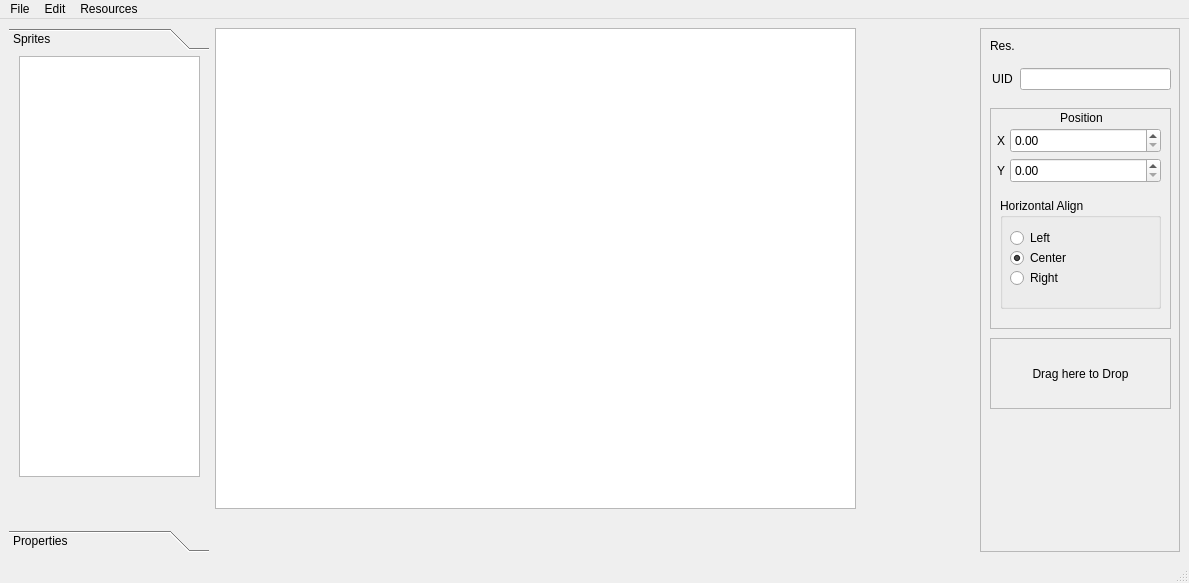
The window that designer.ui (Nepherhotep/terevaka-ui-builder) describes before a commit, drawn with Qt 5.
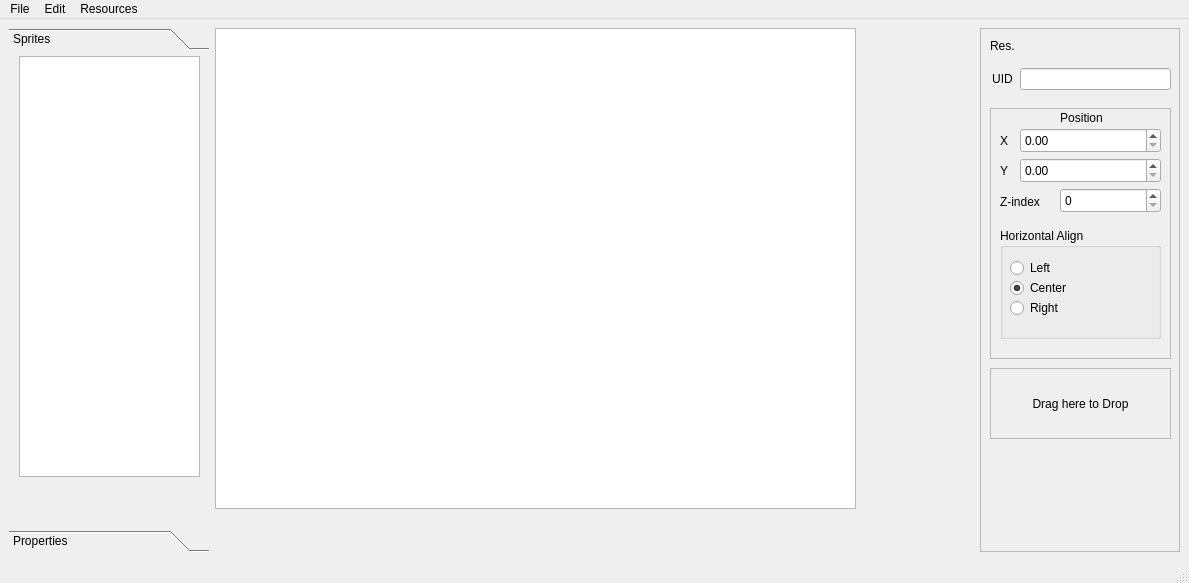
The same window after the commit. Custom widgets are drawn as their Qt base class.

Commit message: udpated designer ui

Patch:
```diff
--- a/designer.ui
+++ b/designer.ui
@@ -382,7 +382,7 @@
            <x>10</x>
            <y>80</y>
            <width>181</width>
-           <height>221</height>
+           <height>251</height>
           </rect>
          </property>
          <property name="frameShape">
@@ -394,9 +394,9 @@
          <widget class="QDoubleSpinBox" name="posXSpinBox">
           <property name="geometry">
            <rect>
-            <x>20</x>
+            <x>30</x>
             <y>20</y>
-            <width>151</width>
+            <width>141</width>
             <height>25</height>
            </rect>
           </property>
@@ -410,7 +410,7 @@
          <widget class="QLabel" name="label_2">
           <property name="geometry">
            <rect>
-            <x>7</x>
+            <x>10</x>
             <y>22</y>
             <width>16</width>
             <height>21</height>
@@ -423,9 +423,9 @@
          <widget class="QDoubleSpinBox" name="posYSpinBox">
           <property name="geometry">
            <rect>
-            <x>20</x>
+            <x>30</x>
             <y>50</y>
-            <width>151</width>
+            <width>141</width>
             <height>25</height>
            </rect>
           </property>
@@ -439,7 +439,7 @@
          <widget class="QLabel" name="label_3">
           <property name="geometry">
            <rect>
-            <x>7</x>
+            <x>10</x>
             <y>52</y>
             <width>16</width>
             <height>21</height>
@@ -469,7 +469,7 @@
           <property name="geometry">
            <rect>
             <x>10</x>
-            <y>90</y>
+            <y>120</y>
             <width>161</width>
             <height>111</height>
            </rect>
@@ -523,6 +523,35 @@
            </property>
           </widget>
          </widget>
+         <widget class="QDoubleSpinBox" name="zIndexSpinbox">
+          <property name="geometry">
+           <rect>
+            <x>70</x>
+            <y>80</y>
+            <width>101</width>
+            <height>25</height>
+           </rect>
+          </property>
+          <property name="decimals">
+           <number>0</number>
+          </property>
+          <property name="maximum">
+           <double>100000.000000000000000</double>
+          </property>
+         </widget>
+         <widget class="QLabel" name="label_4">
+          <property name="geometry">
+           <rect>
+            <x>10</x>
+            <y>84</y>
+            <width>51</width>
+            <height>20</height>
+           </rect>
+          </property>
+          <property name="text">
+           <string>Z-index</string>
+          </property>
+         </widget>
         </widget>
         <widget class="QLabel" name="label_9">
          <property name="geometry">
@@ -554,7 +583,7 @@
          <property name="geometry">
           <rect>
            <x>10</x>
-           <y>310</y>
+           <y>340</y>
            <width>181</width>
            <height>71</height>
           </rect>
```
The commit also changes 2 other files.
